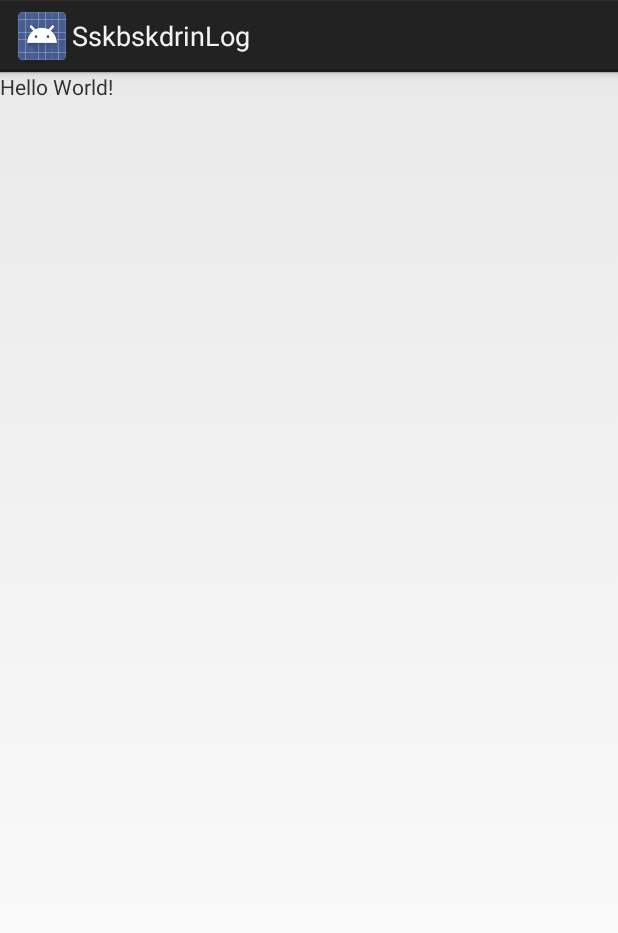
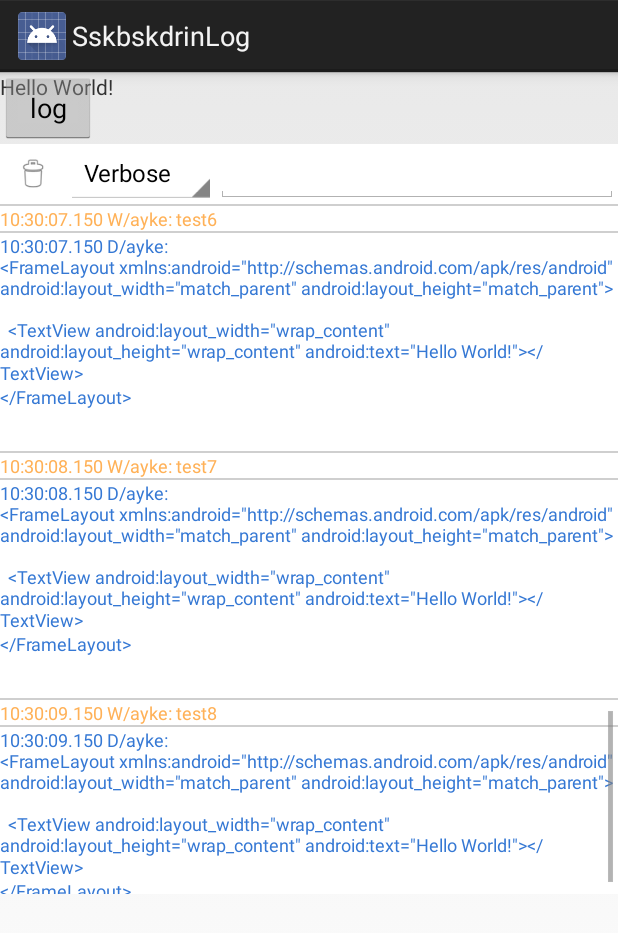
Before and after one commit to sskbskdrin/Log, an Android app: the screen it shows after launch (MainActivity), on a phone screen of 412 x 824 dp. Shown: the top 933 px of the screen. Run offline under Robolectric (Android 15) with nearby library versions, the phone set to English and light mode, and no system bars.

Commit message:
添加logWidget

```diff
--- a/app/src/main/java/cn/sskbskdrin/log/demo/MainActivity.java
+++ b/app/src/main/java/cn/sskbskdrin/log/demo/MainActivity.java
@@ -7,6 +7,7 @@ import cn.sskbskdrin.log.L;
 import cn.sskbskdrin.log.disk.DiskPrinter;
 import cn.sskbskdrin.log.logcat.LogcatPrinter;
 import cn.sskbskdrin.log.logcat.PrettyFormat;
+import cn.sskbskdrin.log.widget.LogWidget;
 
 public class MainActivity extends Activity {
 
@@ -18,16 +19,19 @@ public class MainActivity extends Activity {
         setContentView(R.layout.activity_main);
 
         L.tag("ayke", "");
+        L.addPinter(LogWidget.getPrinter());
         L.addPinter(new LogcatPrinter(new PrettyFormat()).setNew(true));
         L.addPinter(new DiskPrinter(getExternalFilesDir("log").getAbsolutePath()));
         findViewById(android.R.id.content).postDelayed(new Runnable() {
             @Override
             public void run() {
-                L.w("test" + count++);
                 if (count > 10) {
                     return;
                 }
                 findViewById(android.R.id.content).postDelayed(this, 1000);
+                L.w("test" + count++);
+                L.d("<?xml version=\"1.0\" encoding=\"utf-8\"?>" + "<FrameLayout " + "xmlns:android=\"http://schemas" +
+                    ".android" + ".com/apk/res/android\"" + "             " + "android:layout_width=\"match_parent\"" + "             " + "android:layout_height=\"match_parent\">" + "" + "    <TextView" + "        " + "android:layout_width" + "=\"wrap_content\"" + "        " + "android:layout_height=\"wrap_content\"" + "        " + "android:text=\"Hello " + "World!\"/>" + "" + "</FrameLayout>");
             }
         }, 1000);
         L.append("wwwww");
@@ -37,14 +41,9 @@ public class MainActivity extends Activity {
         L.enableJsonOrXml(true, true);
         L.append("sskbskdrin");
         L.d("[{\"a\":234},{\"b\":543}]");
-        L.d("<?xml version=\"1.0\" encoding=\"utf-8\"?>" + "<FrameLayout " +
-                "xmlns:android=\"http://schemas.android.com/apk/res/android\"" + "             "
-                + "android:layout_width=\"match_parent\"" + "             " +
-                "android:layout_height=\"match_parent\">" + "" + "    <TextView" + "        " +
-                "android:layout_width=\"wrap_content\"" + "        " +
-                "android:layout_height=\"wrap_content\"" + "        android:text=\"Hello " +
-                "World!\"/>" + "" + "</FrameLayout>");
+        L.d("<?xml version=\"1.0\" encoding=\"utf-8\"?>" + "<FrameLayout " + "xmlns:android=\"http://schemas.android" + ".com/apk/res/android\"" + "             " + "android:layout_width=\"match_parent\"" + "             " + "android:layout_height=\"match_parent\">" + "" + "    <TextView" + "        " + "android:layout_width" + "=\"wrap_content\"" + "        " + "android:layout_height=\"wrap_content\"" + "        " + "android:text=\"Hello " + "World!\"/>" + "" + "</FrameLayout>");
 
         L.e("null ", new NullPointerException());
+        LogWidget.attach(this);
     }
 }
--- a/log/src/main/java/cn/sskbskdrin/log/Printer.java
+++ b/log/src/main/java/cn/sskbskdrin/log/Printer.java
@@ -5,7 +5,7 @@ package cn.sskbskdrin.log;
  */
 public abstract class Printer implements LogStrategy {
 
-    public static final String NEW_LINE = System.getProperty("line.separator");
+    protected static final String NEW_LINE = System.getProperty("line.separator");
 
     private Format format;
     private LogStrategy strategy;
@@ -58,7 +58,7 @@ public abstract class Printer implements LogStrategy {
      * @param tag      is the given tag for the log message.
      * @param message  is the given message for the log message.
      */
-    public final synchronized void log(int priority, String tag, String message) {
+    final synchronized void log(int priority, String tag, String message) {
         if (isLoggable(priority, tag)) {
             if (format != null) {
                 tag = format.formatTag(priority, tag);
--- a/log/src/main/java/cn/sskbskdrin/log/console/ConsolePrinter.java
+++ b/log/src/main/java/cn/sskbskdrin/log/console/ConsolePrinter.java
@@ -57,7 +57,7 @@ public class ConsolePrinter extends Printer {
     }
 
     @Override
-    public String format(String msg) {
+    protected String format(String msg) {
         return msg + "\u001b[0m";
     }
 
--- /dev/null
+++ b/log/src/main/java/cn/sskbskdrin/log/widget/Log.java
@@ -0,0 +1,54 @@
+package cn.sskbskdrin.log.widget;
+
+import java.text.SimpleDateFormat;
+import java.util.Date;
+import java.util.Locale;
+
+/**
+ * @author sskbskdrin
+ * @date 2019-07-07
+ */
+final class Log {
+    private static final String[] LEVEL = {"V", "D", "I", "W", "E", "A"};
+    private static final int[] COLOR = {0xFF6F7365, 0XFF3578D4, 0XFF11BB2F, 0XFFFFB157, 0XFFCA3A33, 0XFFFF0000};
+
+    private static final SimpleDateFormat dateFormat = new SimpleDateFormat("HH:mm:ss.SSS", Locale.US);
+
+    private static final Date date = new Date();
+
+    final int priority;
+
+    final String tag;
+
+    final String content;
+    final int size;
+
+    boolean isRemove = false;
+
+    Log(int level, String tag, String message) {
+        if (level < 2) {
+            priority = 0;
+        } else if (level > 7) {
+            priority = 5;
+        } else {
+            priority = level - 2;
+        }
+        this.tag = tag;
+        date.setTime(System.currentTimeMillis());
+        content = dateFormat.format(date) + " " + LEVEL[priority] + "/" + tag + ": " + message;
+        size = content.getBytes().length;
+    }
+
+    int color() {
+        return COLOR[priority];
+    }
+
+    void markRemove() {
+        isRemove = true;
+    }
+
+    @Override
+    public String toString() {
+        return content;
+    }
+}
--- /dev/null
+++ b/log/src/main/java/cn/sskbskdrin/log/widget/LogCache.java
@@ -0,0 +1,144 @@
+package cn.sskbskdrin.log.widget;
+
+import android.os.Handler;
+import android.os.HandlerThread;
+import android.os.Looper;
+import android.os.Message;
+import android.text.TextUtils;
+
+import java.util.ArrayList;
+import java.util.List;
+import java.util.concurrent.ConcurrentLinkedQueue;
+import java.util.concurrent.atomic.AtomicInteger;
+import java.util.concurrent.locks.ReentrantLock;
+
+import cn.sskbskdrin.log.Printer;
+
+/**
+ * @author sskbskdrin
+ * @date 2019-07-07
+ */
+abstract class LogCache extends Printer {
+
+    private static int maxSize = 256 * 1024;
+
+    private static final int WHAT_ADD = 2001;
+    private static final int WHAT_CLEAR = 2002;
+    private static final int WHAT_FILTER = 2003;
+
+    private ConcurrentLinkedQueue<Log> mCache = new ConcurrentLinkedQueue<>();
+    private AtomicInteger cacheSize = new AtomicInteger();
+    private List<Log> mList = new ArrayList<>();
+
+    private int mLevel = 0;
+    private String filterContent;
+
+    private HandlerThread mThreadHandler;
+    private WorkHandler workHandler;
+    private Handler mainHandler = new Handler(Looper.getMainLooper());
+
+    private ReentrantLock lock = new ReentrantLock(true);
+
+    private class WorkHandler extends Handler {
+        public WorkHandler(Looper looper) {
+            super(looper);
+        }
+
+        public void handleMessage(Message msg) {
+            switch (msg.what) {
+                case WHAT_ADD:
+                    add((Log) msg.obj);
+                    break;
+                case WHAT_FILTER:
+                    filter();
+                    break;
+                case WHAT_CLEAR:
+                    mCache.clear();
+                    cacheSize.set(0);
+                    filter();
+                    break;
+            }
+        }
+    }
+
+    void setCacheMax(int size) {
+        maxSize = size;
+    }
+
+    void setLevel(int level) {
+        mLevel = level;
+        workHandler.sendEmptyMessage(WHAT_FILTER);
+    }
+
+    void setFilter(String content) {
+        filterContent = content;
+        workHandler.sendEmptyMessage(WHAT_FILTER);
+    }
+
+    void clear() {
+        workHandler.sendEmptyMessage(WHAT_CLEAR);
+    }
+
+    @Override
+    public void print(int priority, String tag, String message) {
+        if (mThreadHandler == null) {
+            mThreadHandler = new HandlerThread("LogCache");
+            mThreadHandler.start();
+            workHandler = new WorkHandler(mThreadHandler.getLooper());
+        }
+        lock.lock();
+        Message.obtain(workHandler, WHAT_ADD, new Log(priority, tag, message)).sendToTarget();
+        lock.unlock();
+    }
+
+    private void add(Log log) {
+        while (cacheSize.get() + log.size > maxSize) {
+            Log temp = mCache.poll();
+            if (temp != null) {
+                temp.markRemove();
+                cacheSize.getAndAdd(-temp.size);
+            }
+        }
+        mCache.offer(log);
+
+        for (int i = 0; i < mList.size(); i++) {
+            if (mList.get(i).isRemove) {
+                mList.remove(0);
+                i--;
+            } else {
+                break;
+            }
+        }
+        if (log.priority >= mLevel) {
+            if (TextUtils.isEmpty(filterContent) || log.content.contains(filterContent)) {
+                mList.add(log);
+            }
+        }
+        post();
+    }
+
+    private void filter() {
+        mList.clear();
+        for (Log log : mCache) {
+            if (log.priority >= mLevel) {
+                if (TextUtils.isEmpty(filterContent) || log.content.contains(filterContent)) {
+                    mList.add(log);
+                }
+            }
+        }
+        post();
+    }
+
+    private void post() {
+        final Log[] list = new Log[mList.size()];
+        mList.toArray(list);
+        mainHandler.post(new Runnable() {
+            @Override
+            public void run() {
+                onRefresh(list);
+            }
+        });
+    }
+
+    protected abstract void onRefresh(Log[] list);
+}
--- /dev/null
+++ b/log/src/main/java/cn/sskbskdrin/log/widget/LogWidget.java
@@ -0,0 +1,157 @@
+package cn.sskbskdrin.log.widget;
+
+import android.app.Activity;
+import android.text.Editable;
+import android.text.TextWatcher;
+import android.util.TypedValue;
+import android.view.View;
+import android.view.ViewGroup;
+import android.widget.AdapterView;
+import android.widget.ArrayAdapter;
+import android.widget.BaseAdapter;
+import android.widget.EditText;
+import android.widget.ListView;
+import android.widget.Spinner;
+import android.widget.TextView;
+
+import cn.sskbskdrin.log.Printer;
+import cn.sskbskdrin.log.R;
+
+/**
+ * Created by ex-keayuan001 on 2019-07-05.
+ *
+ * @author ex-keayuan001
+ */
+public class LogWidget {
+    private static final String[] LEVEL = {"Verbose", "Debug", "Info", "Warn", "Error", "Assert"};
+
+    private static LogWidget instance;
+
+    private LogWidget() {}
+
+    private static LogWidget getInstance() {
+        if (instance == null) {
+            instance = new LogWidget();
+        }
+        return instance;
+    }
+
+    private View root;
+    private ListView listView;
+    private Log[] mList;
+    private BaseAdapter adapter = new BaseAdapter() {
+        @Override
+        public int getCount() {
+            return mList == null ? 0 : mList.length;
+        }
+
+        @Override
+        public Log getItem(int position) {
+            return mList == null ? null : mList[position];
+        }
+
+        @Override
+        public long getItemId(int position) {
+            return position;
+        }
+
+        @Override
+        public View getView(int position, View convertView, ViewGroup parent) {
+            if (convertView == null) {
+                convertView = new TextView(root.getContext());
+                ((TextView) convertView).setTextSize(TypedValue.COMPLEX_UNIT_SP, 12);
+            }
+            Log log = getItem(position);
+            if (log != null) {
+                TextView view = (TextView) convertView;
+                view.setText(log.content);
+                view.setTextColor(log.color());
+            }
+            return convertView;
+        }
+    };
+
+    private LogCache printer = new LogCache() {
+        @Override
+        protected void onRefresh(Log[] list) {
+            mList = list;
+            adapter.notifyDataSetChanged();
+            listView.smoothScrollToPosition(list.length - 1);
+        }
+    };
+
+    public static void setCacheSize(int size) {
+        getInstance().printer.setCacheMax(size);
+    }
+
+    public static void attach(Activity activity) {
+        getInstance().init(activity);
+    }
+
+    private void init(Activity activity) {
+        if (root == null) {
+            root = View.inflate(activity, R.layout.log_layout, null);
+            listView = root.findViewById(R.id.log_list);
+            listView.setAdapter(adapter);
+
+            root.findViewById(R.id.log_open).setOnClickListener(new View.OnClickListener() {
+                @Override
+                public void onClick(View v) {
+                    int show = root.findViewById(R.id.log_content).getVisibility();
+                    root.findViewById(R.id.log_content).setVisibility(show == View.VISIBLE ? View.GONE : View.VISIBLE);
+                }
+            });
+            Spinner spinner = root.findViewById(R.id.log_level);
+            spinner.setAdapter(new ArrayAdapter<>(activity, android.R.layout.simple_spinner_item, LEVEL));
+            spinner.setOnItemSelectedListener(new Spinner.OnItemSelectedListener() {
+                @Override
+                public void onItemSelected(AdapterView<?> parent, View view, int position, long id) {
+                    printer.setLevel(position);
+                }
+
+                @Override
+                public void onNothingSelected(AdapterView<?> parent) {
+
+                }
+            });
+            ((EditText) root.findViewById(R.id.log_filter)).addTextChangedListener(new TextWatcher() {
+                @Override
+                public void beforeTextChanged(CharSequence s, int start, int count, int after) {
+
+                }
+
+                @Override
+                public void onTextChanged(CharSequence s, int start, int before, int count) {
+                    printer.setFilter(s.toString());
+                }
+
+                @Override
+                public void afterTextChanged(Editable s) {
+
+                }
+            });
+
+            root.findViewById(R.id.log_clear).setOnClickListener(new View.OnClickListener() {
+                @Override
+                public void onClick(View v) {
+                    printer.clear();
+                }
+            });
+        }
+        if (root.getParent() != null) {
+            ((ViewGroup) root.getParent()).removeView(root);
+        }
+        ViewGroup group = activity.findViewById(android.R.id.content);
+        group.addView(root);
+    }
+
+    public static void detach() {
+        if (getInstance().root != null && getInstance().root.getParent() != null) {
+            ((ViewGroup) getInstance().root.getParent()).removeView(getInstance().root);
+        }
+    }
+
+    public static Printer getPrinter() {
+        return getInstance().printer;
+    }
+}
--- /dev/null
+++ b/log/src/main/res/layout/log_layout.xml
@@ -0,0 +1,56 @@
+<?xml version="1.0" encoding="utf-8"?>
+<LinearLayout xmlns:android="http://schemas.android.com/apk/res/android"
+              android:layout_width="match_parent"
+              android:layout_height="match_parent"
+              android:orientation="vertical">
+
+    <Button
+        android:id="@+id/log_open"
+        android:layout_width="wrap_content"
+        android:layout_height="wrap_content"
+        android:text="log"/>
+
+    <FrameLayout
+        android:id="@+id/log_content"
+        android:layout_width="match_parent"
+        android:layout_height="500dp"
+        android:background="@android:color/white"
+        android:visibility="visible">
+
+        <LinearLayout
+            android:layout_width="match_parent"
+            android:layout_height="40dp">
+
+            <ImageView
+                android:id="@+id/log_clear"
+                android:layout_width="40dp"
+                android:layout_height="match_parent"
+                android:layout_margin="2dp"
+                android:padding="6dp"
+                android:src="@android:drawable/ic_menu_delete"/>
+
+            <Spinner
+                android:id="@+id/log_level"
+                android:layout_width="100dp"
+                android:layout_height="40dp"/>
+
+            <EditText
+                android:id="@+id/log_filter"
+                android:layout_width="0dp"
+                android:layout_height="wrap_content"
+                android:layout_gravity="right"
+                android:layout_weight="1"
+                android:inputType="text"/>
+
+        </LinearLayout>
+
+        <ListView
+            android:id="@+id/log_list"
+            android:layout_width="match_parent"
+            android:layout_height="match_parent"
+            android:layout_marginTop="40dp"
+            android:divider="#30000000"
+            android:dividerHeight="1dp"
+            android:listSelector="@android:color/transparent"/>
+    </FrameLayout>
+</LinearLayout>
```
